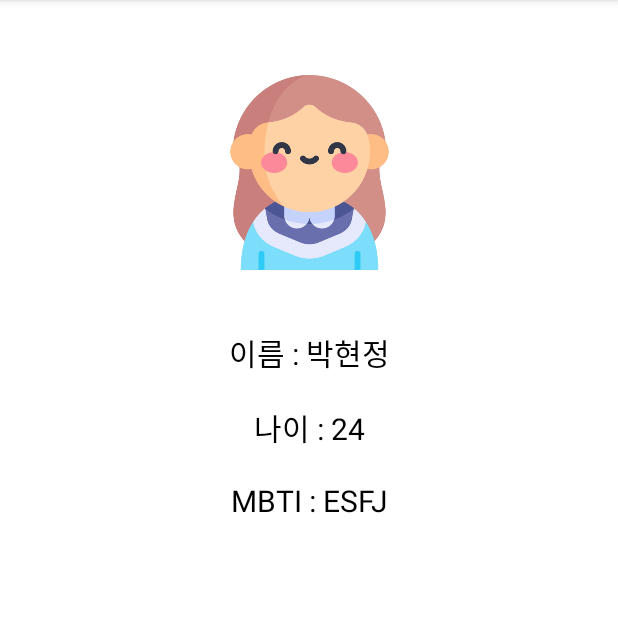
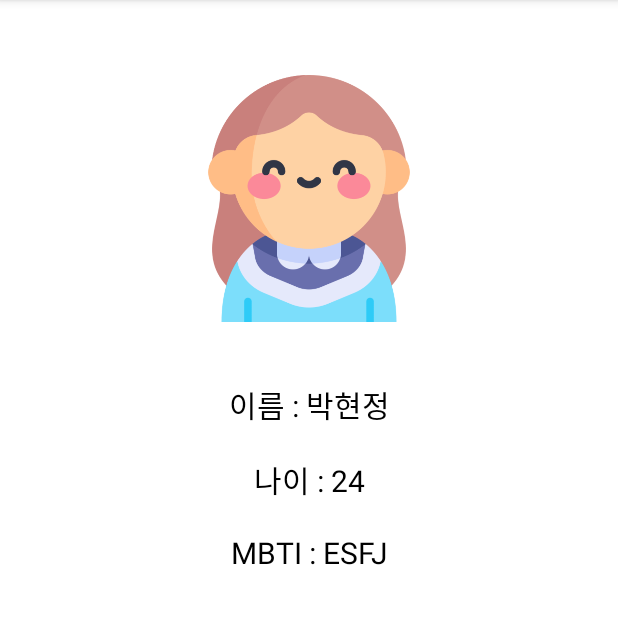
Before and after one commit to KINGSAMJO/Server_Hyeonjeong, an Android app: the HomeActivity screen opened directly, with no data from a screen before it, on a phone screen of 412 x 824 dp, the part 84-708 px from its top. Run offline under Robolectric (Android 15) with nearby library versions, the phone set to English and light mode, and no system bars.

Commit message:
2-2 스크롤, 사진비율

```diff
--- a/seminar_task1/app/src/main/res/layout/activity_home.xml
+++ b/seminar_task1/app/src/main/res/layout/activity_home.xml
@@ -6,14 +6,26 @@
     android:layout_height="match_parent"
     tools:context=".HomeActivity">
 
+    <ScrollView
+        android:layout_width="match_parent"
+        android:layout_height="0dp"
+        app:layout_constraintTop_toTopOf="parent"
+        app:layout_constraintBottom_toBottomOf="parent">
+        <androidx.constraintlayout.widget.ConstraintLayout
+            android:layout_width="match_parent"
+            android:layout_height="wrap_content"
+            android:layout_marginBottom="30dp"
+            app:layout_constraintTop_toTopOf="parent">
             <ImageView
                 android:id="@+id/iv_home_image"
-        android:layout_width="130dp"
-        android:layout_height="130dp"
+                android:layout_width="0dp"
+                android:layout_height="0dp"
                 app:layout_constraintTop_toTopOf="parent"
                 app:layout_constraintLeft_toLeftOf="parent"
                 app:layout_constraintRight_toRightOf="parent"
                 android:background="@drawable/womans"
+                app:layout_constraintDimensionRatio="1:1"
+                app:layout_constraintWidth_percent="0.4"
                 android:layout_marginTop="50dp"/>
             <TextView
                 android:id="@+id/iv_home_name"
@@ -47,6 +59,11 @@
                 android:textColor="@color/black"
                 app:layout_constraintLeft_toLeftOf="parent"
                 app:layout_constraintRight_toRightOf="parent"
-        app:layout_constraintTop_toBottomOf="@+id/iv_home_age"/>
+                app:layout_constraintTop_toBottomOf="@+id/iv_home_age" />
+        </androidx.constraintlayout.widget.ConstraintLayout>
+
+    </ScrollView>
+
+
 
 </androidx.constraintlayout.widget.ConstraintLayout>
```
Lines whose indentation alone changed are shown as unchanged.
